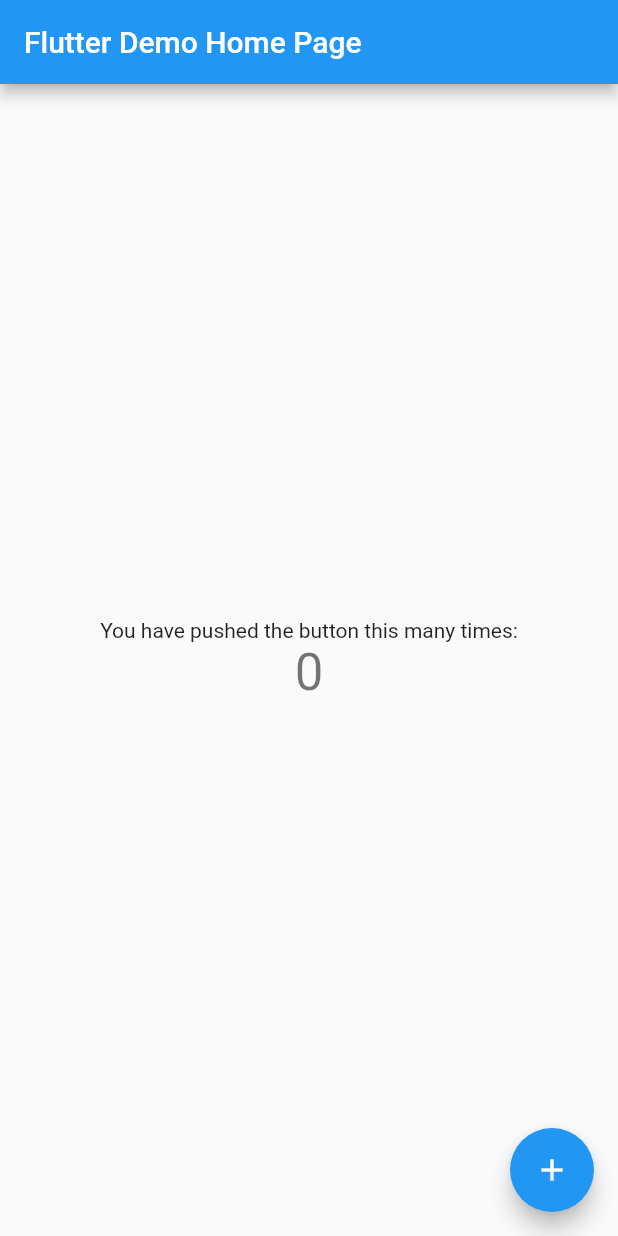
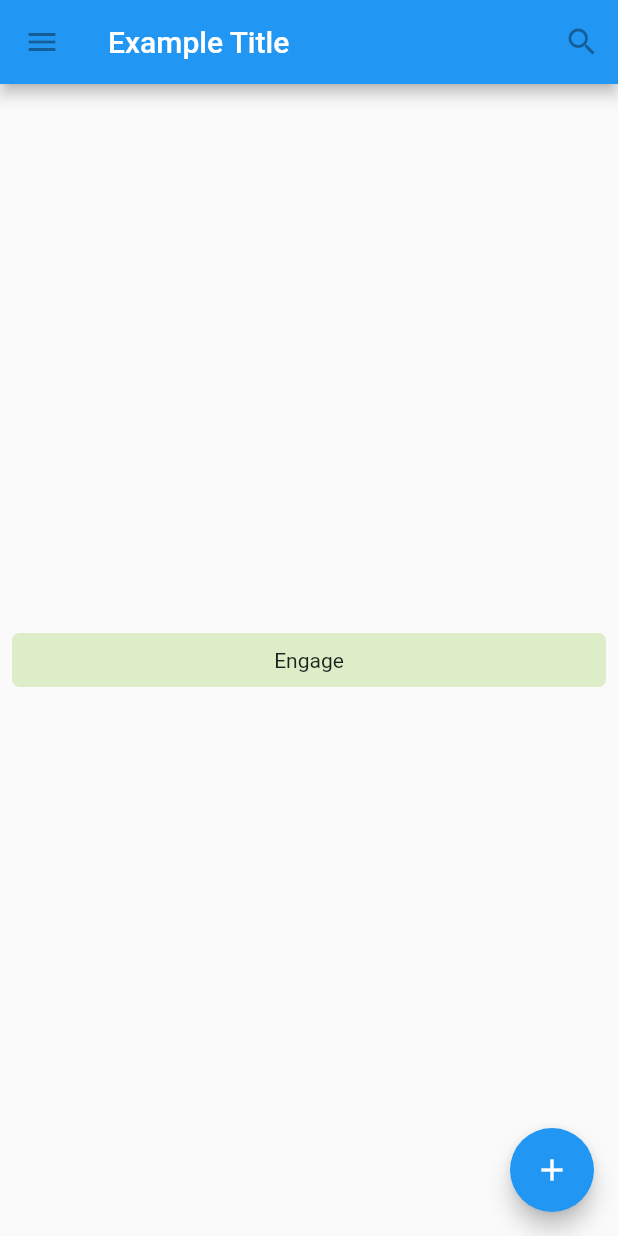
Before and after one commit to tadashi1104/flutter-practice, a Flutter app: the screen it shows after launch, on a phone screen of 412 x 824 dp. Run offline on Flutter 3.47's test engine with Material 2 defaults, Android fonts, the phone set to English and light mode, and no system bars.

Commit message:
20191202-1

```diff
--- a/lib/main.dart
+++ b/lib/main.dart
@@ -1,6 +1,121 @@
 import 'package:flutter/material.dart';
 
-void main() => runApp(MyApp());
+void main() {
+  runApp(MaterialApp(
+    title: 'Flutter Tutorial',
+    home: TutorialHome(),
+  ));
+}
+
+class TutorialHome extends StatelessWidget {
+  @override
+  Widget build(BuildContext context) {
+    return Scaffold(
+      appBar: AppBar(
+        leading: IconButton(
+          icon: Icon(Icons.menu),
+          tooltip: 'Navigation menu',
+          onPressed: null,
+        ),
+        title: Text('Example Title'),
+        actions: <Widget>[
+          IconButton(
+            icon: Icon(Icons.search),
+            tooltip: 'Search',
+            onPressed: null,
+          ),
+        ],
+      ),
+      body: Center(
+        child: MyButton()
+      ),
+      floatingActionButton: FloatingActionButton(
+        tooltip: 'Add',
+        child: Icon(Icons.add),
+        onPressed: null,
+      ),
+    );
+
+  }
+}
+
+class MyAppBar extends StatelessWidget {
+  MyAppBar({this.title});
+
+  final Widget title;
+
+  @override
+  Widget build(BuildContext context) {
+    return Container(
+      height: 80.0,
+      padding: const EdgeInsets.symmetric(horizontal: 8.0),
+      decoration: BoxDecoration(color: Colors.blue[500]),
+      child: Row(
+        children: <Widget>[
+          IconButton(
+            icon: Icon(Icons.menu),
+            tooltip: 'Navigation menu',
+            onPressed: null,
+          ),
+          Expanded(
+            child: title,
+          ),
+          IconButton(
+            icon: Icon(Icons.search),
+            tooltip: 'Search',
+            onPressed: null,
+          )
+        ],
+      ),
+    );
+  }
+}
+
+class MyButton extends StatelessWidget {
+  @override
+  Widget build(BuildContext context) {
+    return GestureDetector(
+      onTap: () {
+        print('MyButton was tapped!');
+      },
+      child: Container(
+        height: 36.0,
+        padding: const EdgeInsets.all(5.0),
+        margin: const EdgeInsets.symmetric(horizontal: 8.0),
+        decoration: BoxDecoration(
+          borderRadius: BorderRadius.circular(5.0),
+          color: Colors.lightGreen[100],
+        ),
+        child: Center(
+          child: Text('Engage'),
+        ),
+      ),
+    );
+  }
+}
+
+class MyScaffold extends StatelessWidget {
+  @override
+  Widget build(BuildContext context) {
+    return Material(
+      child: Column(
+        children: <Widget>[
+          MyAppBar(
+            title: Text(
+              'Example title',
+              style: Theme.of(context).primaryTextTheme.title,
+            ),
+          ),
+          Expanded(
+            child: Center(
+              child: Text('Hell, world'),
+            ),
+          )
+        ],
+      ),
+    );
+  }
+}
 
 class MyApp extends StatelessWidget {
   // This widget is the root of your application.
```
